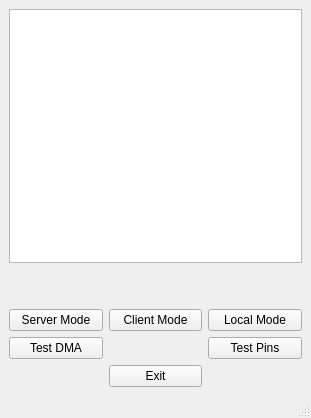
Above: gaia.ui from Bananz0/PiBoard before the change. Below: the same form after it.
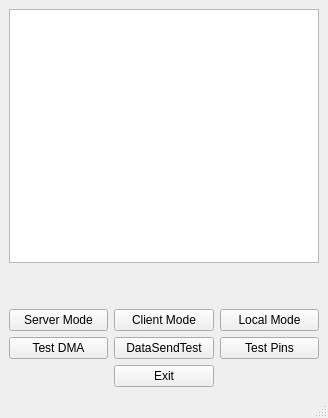
That is the form after the change.

What changed in the file:
```diff
--- a/gaia.ui
+++ b/gaia.ui
@@ -6,7 +6,7 @@
    <rect>
     <x>0</x>
     <y>0</y>
-    <width>311</width>
+    <width>328</width>
     <height>418</height>
    </rect>
   </property>
@@ -78,6 +78,13 @@
         </property>
        </widget>
       </item>
+      <item row="4" column="1">
+       <widget class="QPushButton" name="dataSendTest">
+        <property name="text">
+         <string>DataSendTest</string>
+        </property>
+       </widget>
+      </item>
      </layout>
     </item>
    </layout>
```
Left out of the diff: 2 changed lines with no effect on the pictures.
